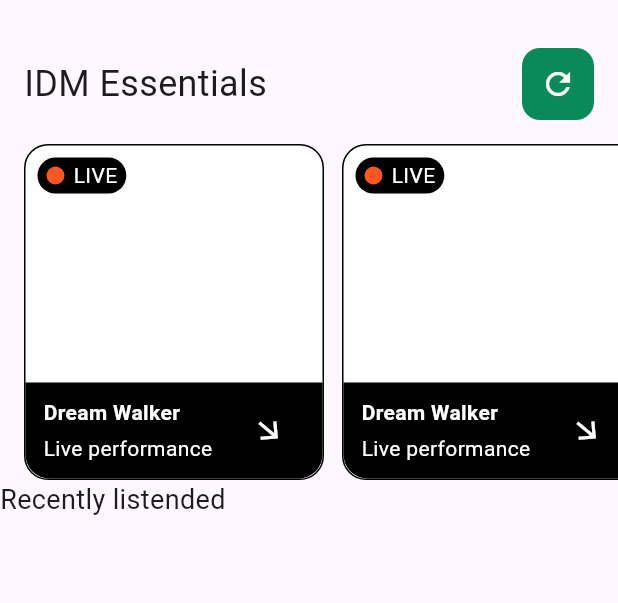
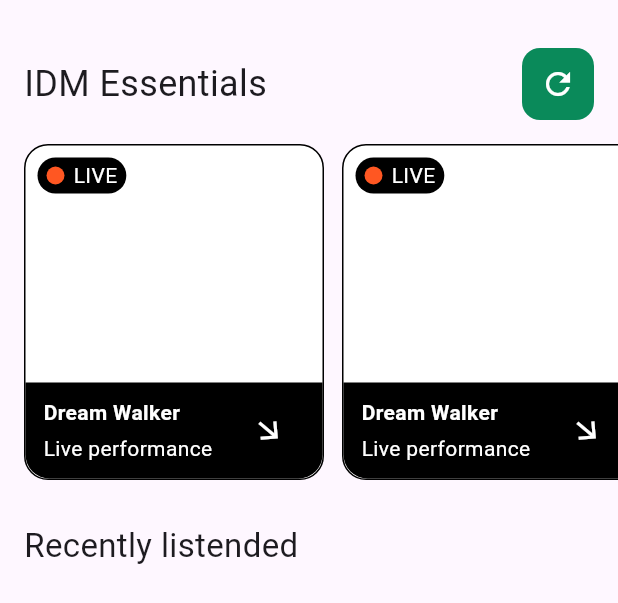
Before and after one commit to JAICHANGPARK/flutter_notebook_chapter_43, a Flutter app: the MusicPlayerIdmPage widget shown alone on an empty page, opened directly, on a phone screen of 412 x 824 dp. Shown: the top 603 px of the screen. Run offline on Flutter 3.47's test engine with Material 3 defaults, Android fonts, the phone set to English and light mode, and no system bars; our stand-ins replace gap, hugeicons.

Commit message:
Update music_player_idm_page.dart

```diff
--- a/lib/ep2157_music_player_app/ui/home/widgets/music_player_idm_page.dart
+++ b/lib/ep2157_music_player_app/ui/home/widgets/music_player_idm_page.dart
@@ -1,6 +1,7 @@
 import 'package:flutter/material.dart';
 import 'package:flutter_notebook_chapter_43/ep2157_music_player_app/music_player_theme.dart';
 import 'package:flutter_notebook_chapter_43/ep2157_music_player_app/ui/live_tag_widget.dart';
+import 'package:gap/gap.dart';
 
 class MusicPlayerIdmPage extends StatelessWidget {
   const MusicPlayerIdmPage({super.key});
@@ -127,10 +128,14 @@ class MusicPlayerIdmPage extends StatelessWidget {
                 },
               ),
             ),
-            Text(
-              "Recently listended",
-              style: TextStyle(
-                fontSize: 18,
+            Gap(12),
+            Padding(
+              padding: const EdgeInsets.all(16.0),
+              child: Text(
+                "Recently listended",
+                style: TextStyle(
+                  fontSize: 22,
+                ),
               ),
             )
           ],
```
